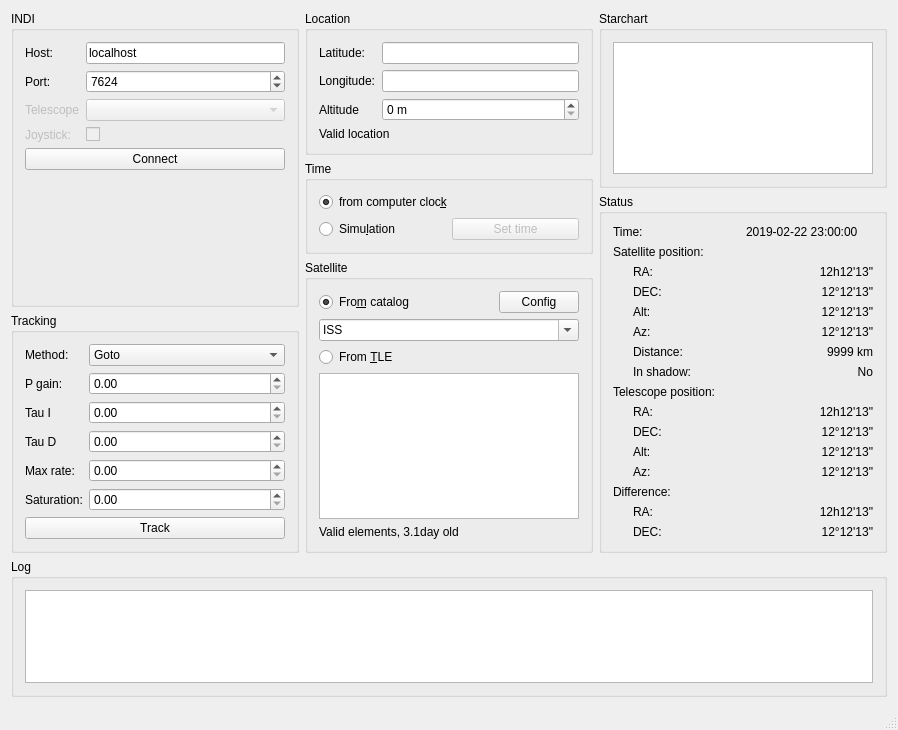
The window that mainwindow.ui (farom57/Orbit-hunter) describes before a commit, drawn with Qt 5.
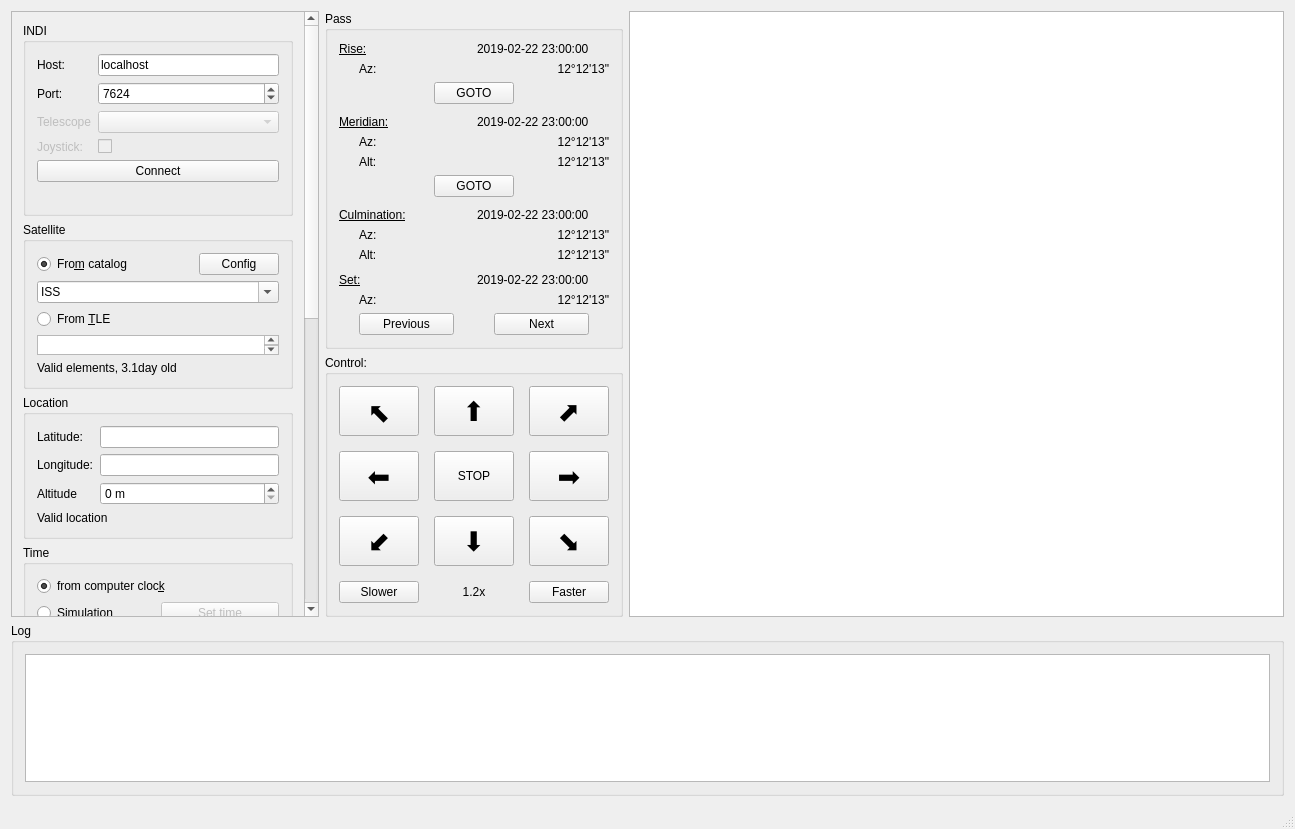
The same window after the commit.

Diff of the .ui file:
```diff
--- a/mainwindow.ui
+++ b/mainwindow.ui
@@ -2,16 +2,19 @@
 <ui version="4.0">
  <class>MainWindow</class>
  <widget class="QMainWindow" name="MainWindow">
+  <property name="enabled">
+   <bool>true</bool>
+  </property>
   <property name="geometry">
    <rect>
     <x>0</x>
     <y>0</y>
-    <width>898</width>
-    <height>730</height>
+    <width>1295</width>
+    <height>829</height>
    </rect>
   </property>
   <property name="sizePolicy">
-   <sizepolicy hsizetype="Preferred" vsizetype="Expanding">
+   <sizepolicy hsizetype="Expanding" vsizetype="Expanding">
     <horstretch>0</horstretch>
     <verstretch>0</verstretch>
    </sizepolicy>
@@ -20,12 +23,34 @@
    <string>Pysattrack</string>
   </property>
   <widget class="QWidget" name="centralWidget">
+   <layout class="QVBoxLayout" name="verticalLayout_8">
+    <item>
+     <layout class="QHBoxLayout" name="horizontalLayout_6">
+      <item>
+       <widget class="QScrollArea" name="scrollArea">
+        <property name="sizePolicy">
+         <sizepolicy hsizetype="Minimum" vsizetype="Expanding">
+          <horstretch>0</horstretch>
+          <verstretch>0</verstretch>
+         </sizepolicy>
+        </property>
+        <property name="horizontalScrollBarPolicy">
+         <enum>Qt::ScrollBarAlwaysOff</enum>
+        </property>
+        <property name="widgetResizable">
+         <bool>true</bool>
+        </property>
+        <widget class="QWidget" name="scrollAreaWidgetContents">
+         <property name="geometry">
+          <rect>
+           <x>0</x>
+           <y>-695</y>
+           <width>341</width>
+           <height>1358</height>
+          </rect>
+         </property>
    <layout class="QVBoxLayout" name="verticalLayout_12">
     <item>
-     <layout class="QHBoxLayout" name="horizontalLayout_4">
-      <item>
-       <layout class="QVBoxLayout" name="verticalLayout_6">
-        <item>
          <widget class="QGroupBox" name="groupBox">
           <property name="title">
            <string>INDI</string>
@@ -119,45 +144,74 @@
              </property>
             </widget>
            </item>
+            </layout>
+           </widget>
+          </item>
            <item>
-            <spacer name="verticalSpacer">
+           <widget class="QGroupBox" name="groupBox_2">
+            <property name="sizePolicy">
+             <sizepolicy hsizetype="Preferred" vsizetype="Preferred">
+              <horstretch>0</horstretch>
+              <verstretch>0</verstretch>
+             </sizepolicy>
+            </property>
+            <property name="title">
+             <string>Satellite</string>
+            </property>
+            <layout class="QVBoxLayout" name="verticalLayout_4">
+             <item>
+              <layout class="QHBoxLayout" name="horizontalLayout">
+               <item>
+                <widget class="QRadioButton" name="catalogSatButton">
+                 <property name="text">
+                  <string>Fro&amp;m catalog</string>
+                 </property>
+                 <property name="checked">
+                  <bool>true</bool>
+                 </property>
+                </widget>
+               </item>
+               <item>
+                <spacer name="horizontalSpacer">
              <property name="orientation">
-              <enum>Qt::Vertical</enum>
+                  <enum>Qt::Horizontal</enum>
              </property>
              <property name="sizeHint" stdset="0">
               <size>
-               <width>20</width>
-               <height>40</height>
+                   <width>40</width>
+                   <height>20</height>
               </size>
              </property>
             </spacer>
            </item>
-          </layout>
-         </widget>
-        </item>
+               <item>
+                <widget class="QPushButton" name="catalogConfigButton">
+                 <property name="text">
+                  <string>Config</string>
+                 </property>
+                </widget>
+               </item>
+              </layout>
+             </item>
         <item>
-         <widget class="QGroupBox" name="groupBox_4">
-          <property name="autoFillBackground">
-           <bool>false</bool>
-          </property>
-          <property name="title">
-           <string>Tracking</string>
-          </property>
-          <layout class="QVBoxLayout" name="verticalLayout_5">
+              <widget class="QComboBox" name="satComboBox">
+               <property name="enabled">
+                <bool>true</bool>
+               </property>
+               <property name="editable">
+                <bool>true</bool>
+               </property>
+               <property name="insertPolicy">
+                <enum>QComboBox::NoInsert</enum>
+               </property>
            <item>
-            <layout class="QFormLayout" name="formLayout_3">
-             <item row="0" column="0">
-              <widget class="QLabel" name="methodLabel">
                <property name="text">
-                <string>Method:</string>
-               </property>
-              </widget>
-             </item>
-             <item row="0" column="1">
-              <widget class="QComboBox" name="trackingComboBox">
+                 <string>ISS</string>
+                </property>
+               </item>
                <item>
                 <property name="text">
-                 <string>Goto</string>
+                 <string>Hubble</string>
                 </property>
                </item>
                <item>
@@ -177,72 +231,45 @@
                </item>
               </widget>
              </item>
-             <item row="1" column="0">
-              <widget class="QLabel" name="pGainLabel">
+             <item>
+              <widget class="QRadioButton" name="tleSatButton">
                <property name="text">
-                <string>P gain:</string>
+                <string>From &amp;TLE</string>
                </property>
               </widget>
              </item>
-             <item row="1" column="1">
-              <widget class="QDoubleSpinBox" name="pGainSpinBox"/>
-             </item>
-             <item row="2" column="0">
-              <widget class="QLabel" name="tauILabel">
-               <property name="text">
-                <string>Tau I</string>
+             <item>
+              <widget class="QPlainTextEdit" name="tleEdit">
+               <property name="enabled">
+                <bool>true</bool>
                </property>
-              </widget>
-             </item>
-             <item row="2" column="1">
-              <widget class="QDoubleSpinBox" name="tauISpinBox"/>
-             </item>
-             <item row="3" column="0">
-              <widget class="QLabel" name="tauDLabel">
-               <property name="text">
-                <string>Tau D</string>
+               <property name="sizePolicy">
+                <sizepolicy hsizetype="Expanding" vsizetype="Expanding">
+                 <horstretch>0</horstretch>
+                 <verstretch>0</verstretch>
+                </sizepolicy>
                </property>
-              </widget>
-             </item>
-             <item row="3" column="1">
-              <widget class="QDoubleSpinBox" name="tauDSpinBox"/>
-             </item>
-             <item row="4" column="0">
-              <widget class="QLabel" name="maxRateLabel">
-               <property name="text">
-                <string>Max rate:</string>
+               <property name="minimumSize">
+                <size>
+                 <width>0</width>
+                 <height>20</height>
+                </size>
                </property>
-              </widget>
-             </item>
-             <item row="5" column="0">
-              <widget class="QLabel" name="saturationLabel">
-               <property name="text">
-                <string>Saturation:</string>
+               <property name="readOnly">
+                <bool>false</bool>
                </property>
               </widget>
              </item>
-             <item row="5" column="1">
-              <widget class="QDoubleSpinBox" name="saturationSpinBox"/>
-             </item>
-             <item row="4" column="1">
-              <widget class="QDoubleSpinBox" name="maxRateSpinBox"/>
-             </item>
-            </layout>
-           </item>
            <item>
-            <widget class="QPushButton" name="trackButton">
+              <widget class="QLabel" name="satLabel">
              <property name="text">
-              <string>Track</string>
+                <string>Valid elements, 3.1day old</string>
              </property>
             </widget>
            </item>
           </layout>
          </widget>
         </item>
-       </layout>
-      </item>
-      <item>
-       <layout class="QVBoxLayout" name="verticalLayout_7">
         <item>
          <widget class="QGroupBox" name="groupBox_3">
           <property name="title">
@@ -341,80 +368,69 @@
          </widget>
         </item>
         <item>
-         <spacer name="verticalSpacer_2">
-          <property name="orientation">
-           <enum>Qt::Vertical</enum>
-          </property>
-          <property name="sizeHint" stdset="0">
-           <size>
-            <width>20</width>
-            <height>40</height>
-           </size>
-          </property>
-         </spacer>
-        </item>
-        <item>
-         <widget class="QGroupBox" name="groupBox_2">
-          <property name="sizePolicy">
-           <sizepolicy hsizetype="Preferred" vsizetype="Preferred">
-            <horstretch>0</horstretch>
-            <verstretch>0</verstretch>
-           </sizepolicy>
+           <widget class="QGroupBox" name="groupBox_4">
+            <property name="autoFillBackground">
+             <bool>false</bool>
           </property>
           <property name="title">
-           <string>Satellite</string>
-          </property>
-          <layout class="QVBoxLayout" name="verticalLayout_4">
+             <string>Tracking</string>
+            </property>
+            <layout class="QVBoxLayout" name="verticalLayout_5">
            <item>
-            <layout class="QHBoxLayout" name="horizontalLayout">
-             <item>
-              <widget class="QRadioButton" name="catalogSatButton">
+              <layout class="QFormLayout" name="formLayout_3">
+               <item row="0" column="0">
+                <widget class="QLabel" name="pGainLabel">
                <property name="text">
-                <string>Fro&amp;m catalog</string>
-               </property>
-               <property name="checked">
-                <bool>true</bool>
+                  <string>P gain:</string>
+                 </property>
+                </widget>
+               </item>
+               <item row="0" column="1">
+                <widget class="QDoubleSpinBox" name="pGainSpinBox"/>
+               </item>
+               <item row="1" column="0">
+                <widget class="QLabel" name="maxRateLabel">
+                 <property name="text">
+                  <string>Max rate:</string>
                </property>
               </widget>
              </item>
-             <item>
-              <spacer name="horizontalSpacer">
-               <property name="orientation">
-                <enum>Qt::Horizontal</enum>
-               </property>
-               <property name="sizeHint" stdset="0">
-                <size>
-                 <width>40</width>
-                 <height>20</height>
-                </size>
-               </property>
-              </spacer>
-             </item>
-             <item>
-              <widget class="QPushButton" name="catalogConfigButton">
+               <item row="1" column="1">
+                <widget class="QDoubleSpinBox" name="maxRateSpinBox"/>
+               </item>
+               <item row="2" column="0">
+                <widget class="QLabel" name="correctionRateLabel">
+                 <property name="text">
+                  <string>Correction rate:</string>
+                 </property>
+                </widget>
+               </item>
+               <item row="2" column="1">
+                <widget class="QDoubleSpinBox" name="correctionRateDoubleSpinBox"/>
+               </item>
+               <item row="4" column="0">
+                <widget class="QLabel" name="joystickLabel">
+                 <property name="text">
+                  <string>Joystick:</string>
+                 </property>
+                </widget>
+               </item>
+               <item row="4" column="1">
+                <widget class="QPushButton" name="pushButton">
                <property name="text">
                 <string>Config</string>
                </property>
               </widget>
              </item>
-            </layout>
-           </item>
-           <item>
-            <widget class="QComboBox" name="satComboBox">
-             <property name="enabled">
-              <bool>true</bool>
-             </property>
-             <property name="editable">
-              <bool>true</bool>
-             </property>
-             <property name="insertPolicy">
-              <enum>QComboBox::NoInsert</enum>
-             </property>
-             <item>
+               <item row="3" column="0">
+                <widget class="QLabel" name="correctionModeLabel">
               <property name="text">
-               <string>ISS</string>
-              </property>
-             </item>
+                  <string>Correction mode:</string>
+                 </property>
+                </widget>
+               </item>
+               <item row="3" column="1">
+                <widget class="QComboBox" name="correctionModeComboBox">
              <item>
               <property name="text">
                <string>Hubble</string>
@@ -427,87 +443,16 @@
              </item>
              <item>
               <property name="text">
-               <string>IRIDIUM 11</string>
-              </property>
-             </item>
-             <item>
-              <property name="text">
-               <string>O3B</string>
-              </property>
-             </item>
-            </widget>
-           </item>
-           <item>
-            <widget class="QRadioButton" name="tleSatButton">
-             <property name="text">
-              <string>From &amp;TLE</string>
-             </property>
-            </widget>
-           </item>
-           <item>
-            <widget class="QPlainTextEdit" name="tleEdit">
-             <property name="enabled">
-              <bool>true</bool>
-             </property>
-             <property name="sizePolicy">
-              <sizepolicy hsizetype="Expanding" vsizetype="Expanding">
-               <horstretch>0</horstretch>
-               <verstretch>0</verstretch>
-              </sizepolicy>
-             </property>
-             <property name="minimumSize">
-              <size>
-               <width>0</width>
-               <height>20</height>
-              </size>
-             </property>
-             <property name="readOnly">
-              <bool>false</bool>
-             </property>
-             <property name="centerOnScroll">
-              <bool>false</bool>
-             </property>
-            </widget>
-           </item>
-           <item>
-            <widget class="QLabel" name="satLabel">
-             <property name="text">
-              <string>Valid elements, 3.1day old</string>
-             </property>
-            </widget>
-           </item>
-          </layout>
-         </widget>
-        </item>
-       </layout>
-      </item>
-      <item>
-       <layout class="QVBoxLayout" name="verticalLayout_10">
-        <item>
-         <widget class="QGroupBox" name="groupBox_6">
-          <property name="title">
-           <string>Starchart</string>
-          </property>
-          <layout class="QVBoxLayout" name="verticalLayout_8">
-           <item>
-            <widget class="QGraphicsView" name="graphicsView"/>
-           </item>
-          </layout>
-         </widget>
-        </item>
-        <item>
-         <spacer name="verticalSpacer_3">
-          <property name="orientation">
-           <enum>Qt::Vertical</enum>
-          </property>
-          <property name="sizeHint" stdset="0">
-           <size>
-            <width>20</width>
-            <height>40</height>
-           </size>
-          </property>
-         </spacer>
-        </item>
+                   <string>On track / Sideway</string>
+                  </property>
+                 </item>
+                </widget>
+               </item>
+              </layout>
+             </item>
+            </layout>
+           </widget>
+          </item>
         <item>
          <widget class="QGroupBox" name="groupBox_7">
           <property name="title">
@@ -544,6 +489,9 @@
              <property name="leftMargin">
               <number>20</number>
              </property>
+               <property name="topMargin">
+                <number>0</number>
+               </property>
              <item row="3" column="1">
               <widget class="QLabel" name="satAzLabel">
                <property name="text">
@@ -782,6 +730,653 @@
          </widget>
         </item>
        </layout>
+        </widget>
+       </widget>
+      </item>
+      <item>
+       <layout class="QVBoxLayout" name="verticalLayout_7">
+        <item>
+         <widget class="QGroupBox" name="groupBox_9">
+          <property name="title">
+           <string>Pass</string>
+          </property>
+          <layout class="QVBoxLayout" name="verticalLayout_6">
+           <item>
+            <layout class="QGridLayout" name="gridLayout_5">
+             <item row="4" column="0">
+              <widget class="QLabel" name="label_3">
+               <property name="font">
+                <font>
+                 <underline>true</underline>
+                </font>
+               </property>
+               <property name="text">
+                <string>Meridian:</string>
+               </property>
+              </widget>
+             </item>
+             <item row="10" column="0">
+              <widget class="QLabel" name="label_14">
+               <property name="text">
+                <string>Az:</string>
+               </property>
+               <property name="indent">
+                <number>20</number>
+               </property>
+              </widget>
+             </item>
+             <item row="4" column="1">
+              <widget class="QLabel" name="meridian_time_lbl">
+               <property name="text">
+                <string>2019-02-22 23:00:00</string>
+               </property>
+              </widget>
+             </item>
+             <item row="1" column="0">
+              <widget class="QLabel" name="label_13">
+               <property name="text">
+                <string>Az:</string>
+               </property>
+               <property name="indent">
+                <number>20</number>
+               </property>
+              </widget>
+             </item>
+             <item row="14" column="1">
+              <widget class="QLabel" name="set_az_lbl">
+               <property name="text">
+                <string>12°12'13&quot;</string>
+               </property>
+               <property name="alignment">
+                <set>Qt::AlignRight|Qt::AlignTrailing|Qt::AlignVCenter</set>
+               </property>
+              </widget>
+             </item>
+             <item row="0" column="0">
+              <widget class="QLabel" name="label">
+               <property name="font">
+                <font>
+                 <underline>true</underline>
+                </font>
+               </property>
+               <property name="text">
+                <string>Rise:</string>
+               </property>
+              </widget>
+             </item>
+             <item row="6" column="1">
+              <widget class="QLabel" name="meridian_alt_lbl">
+               <property name="text">
+                <string>12°12'13&quot;</string>
+               </property>
+               <property name="alignment">
+                <set>Qt::AlignRight|Qt::AlignTrailing|Qt::AlignVCenter</set>
+               </property>
+              </widget>
+             </item>
+             <item row="1" column="1">
+              <widget class="QLabel" name="rise_az_lbl">
+               <property name="text">
+                <string>12°12'13&quot;</string>
+               </property>
+               <property name="alignment">
+                <set>Qt::AlignRight|Qt::AlignTrailing|Qt::AlignVCenter</set>
+               </property>
+              </widget>
+             </item>
+             <item row="9" column="0">
+              <widget class="QLabel" name="label_2">
+               <property name="font">
+                <font>
+                 <underline>true</underline>
+                </font>
+               </property>
+               <property name="text">
+                <string>Culmination:</string>
+               </property>
+              </widget>
+             </item>
+             <item row="5" column="0">
+              <widget class="QLabel" name="label_17">
+               <property name="text">
+                <string>Az:</string>
+               </property>
+               <property name="indent">
+                <number>20</number>
+               </property>
+              </widget>
+             </item>
+             <item row="14" column="0">
+              <widget class="QLabel" name="label_20">
+               <property name="text">
+                <string>Az:</string>
+               </property>
+               <property name="indent">
+                <number>20</number>
+               </property>
+              </widget>
+             </item>
+             <item row="10" column="1">
+              <widget class="QLabel" name="culmination_az_lbl">
+               <property name="text">
+                <string>12°12'13&quot;</string>
+               </property>
+               <property name="alignment">
+                <set>Qt::AlignRight|Qt::AlignTrailing|Qt::AlignVCenter</set>
+               </property>
+              </widget>
+             </item>
+             <item row="5" column="1">
+              <widget class="QLabel" name="meridian_az_lbl">
+               <property name="text">
+                <string>12°12'13&quot;</string>
+               </property>
+               <property name="alignment">
+                <set>Qt::AlignRight|Qt::AlignTrailing|Qt::AlignVCenter</set>
+               </property>
+              </widget>
+             </item>
+             <item row="9" column="1">
+              <widget class="QLabel" name="culmination_time_lbl">
+               <property name="text">
+                <string>2019-02-22 23:00:00</string>
+               </property>
+              </widget>
+             </item>
+             <item row="2" column="0" colspan="2">
+              <layout class="QHBoxLayout" name="horizontalLayout_4">
+               <item>
+                <spacer name="horizontalSpacer_2">
+                 <property name="orientation">
+                  <enum>Qt::Horizontal</enum>
+                 </property>
+                 <property name="sizeHint" stdset="0">
+                  <size>
+                   <width>40</width>
+                   <height>20</height>
+                  </size>
+                 </property>
+                </spacer>
+               </item>
+               <item>
+                <widget class="QPushButton" name="goto_rise_btn">
+                 <property name="enabled">
+                  <bool>true</bool>
+                 </property>
+                 <property name="sizePolicy">
+                  <sizepolicy hsizetype="Maximum" vsizetype="Fixed">
+                   <horstretch>0</horstretch>
+                   <verstretch>0</verstretch>
+                  </sizepolicy>
+                 </property>
+                 <property name="text">
+                  <string>GOTO</string>
+                 </property>
+                </widget>
+               </item>
+               <item>
+                <spacer name="horizontalSpacer_3">
+                 <property name="orientation">
+                  <enum>Qt::Horizontal</enum>
+                 </property>
+                 <property name="sizeHint" stdset="0">
+                  <size>
+                   <width>40</width>
+                   <height>20</height>
+                  </size>
+                 </property>
+                </spacer>
+               </item>
+              </layout>
+             </item>
+             <item row="7" column="0" colspan="2">
+              <layout class="QHBoxLayout" name="horizontalLayout_5">
+               <item>
+                <spacer name="horizontalSpacer_5">
+                 <property name="orientation">
+                  <enum>Qt::Horizontal</enum>
+                 </property>
+                 <property name="sizeHint" stdset="0">
+                  <size>
+                   <width>40</width>
+                   <height>20</height>
+                  </size>
+                 </property>
+                </spacer>
+               </item>
+               <item>
+                <widget class="QPushButton" name="goto_meridian_btn">
+                 <property name="text">
+                  <string>GOTO</string>
+                 </property>
+                </widget>
+               </item>
+               <item>
+                <spacer name="horizontalSpacer_4">
+                 <property name="orientation">
+                  <enum>Qt::Horizontal</enum>
+                 </property>
+                 <property name="sizeHint" stdset="0">
+                  <size>
+                   <width>40</width>
+                   <height>20</height>
+                  </size>
+                 </property>
+                </spacer>
+               </item>
+              </layout>
+             </item>
+             <item row="0" column="1">
+              <widget class="QLabel" name="rise_time_lbl">
+               <property name="text">
+                <string>2019-02-22 23:00:00</string>
+               </property>
+              </widget>
+             </item>
+             <item row="6" column="0">
+              <widget class="QLabel" name="label_18">
+               <property name="text">
+                <string>Alt:</string>
+               </property>
+               <property name="indent">
+                <number>20</number>
+               </property>
+              </widget>
+             </item>
+             <item row="13" column="1">
+              <widget class="QLabel" name="set_time_lbl">
+               <property name="text">
+                <string>2019-02-22 23:00:00</string>
+               </property>
+              </widget>
+             </item>
+             <item row="13" column="0">
+              <widget class="QLabel" name="label_4">
+               <property name="font">
+                <font>
+                 <underline>true</underline>
+                </font>
+               </property>
+               <property name="text">
+                <string>Set:</string>
+               </property>
+              </widget>
+             </item>
+             <item row="11" column="1">
+              <widget class="QLabel" name="culmination_alt_lbl">
+               <property name="text">
+                <string>12°12'13&quot;</string>
+               </property>
+               <property name="alignment">
+                <set>Qt::AlignRight|Qt::AlignTrailing|Qt::AlignVCenter</set>
+               </property>
+              </widget>
+             </item>
+             <item row="12" column="0" colspan="2">
+              <spacer name="verticalSpacer_2">
+               <property name="orientation">
+                <enum>Qt::Vertical</enum>
+               </property>
+               <property name="sizeType">
+                <enum>QSizePolicy::Fixed</enum>
+               </property>
+               <property name="sizeHint" stdset="0">
+                <size>
+                 <width>20</width>
+                 <height>5</height>
+                </size>
+               </property>
+              </spacer>
+             </item>
+             <item row="8" column="0" colspan="2">
+              <spacer name="verticalSpacer">
+               <property name="orientation">
+                <enum>Qt::Vertical</enum>
+               </property>
+               <property name="sizeType">
+                <enum>QSizePolicy::Fixed</enum>
+               </property>
+               <property name="sizeHint" stdset="0">
+                <size>
+                 <width>20</width>
+                 <height>5</height>
+                </size>
+               </property>
+              </spacer>
+             </item>
+             <item row="11" column="0">
+              <widget class="QLabel" name="label_15">
+               <property name="text">
+                <string>Alt:</string>
+               </property>
+               <property name="indent">
+                <number>20</number>
+               </property>
+              </widget>
+             </item>
+             <item row="3" column="0" colspan="2">
+              <spacer name="verticalSpacer_3">
+               <property name="orientation">
+                <enum>Qt::Vertical</enum>
+               </property>
+               <property name="sizeType">
+                <enum>QSizePolicy::Fixed</enum>
+               </property>
+               <property name="sizeHint" stdset="0">
+                <size>
+                 <width>20</width>
+                 <height>5</height>
+                </size>
+               </property>
+              </spacer>
+             </item>
+            </layout>
+           </item>
+           <item>
+            <layout class="QHBoxLayout" name="horizontalLayout_7">
+             <property name="spacing">
+              <number>40</number>
+             </property>
+             <property name="leftMargin">
+              <number>20</number>
+             </property>
+             <property name="topMargin">
+              <number>0</number>
+             </property>
+             <property name="rightMargin">
+              <number>20</number>
+             </property>
+             <property name="bottomMargin">
+              <number>0</number>
+             </property>
+             <item>
+              <widget class="QPushButton" name="prev_pass_btn">
+               <property name="text">
+                <string>Previous</string>
+               </property>
+              </widget>
+             </item>
+             <item>
+              <widget class="QPushButton" name="next_pass_btn">
+               <property name="text">
+                <string>Next</string>
+               </property>
+              </widget>
+             </item>
+            </layout>
+           </item>
+          </layout>
+         </widget>
+        </item>
+        <item>
+         <spacer name="verticalSpacer_4">
+          <property name="orientation">
+           <enum>Qt::Vertical</enum>
+          </property>
+          <property name="sizeHint" stdset="0">
+           <size>
+            <width>20</width>
+            <height>40</height>
+           </size>
+          </property>
+         </spacer>
+        </item>
+        <item>
+         <widget class="QGroupBox" name="groupBox_10">
+          <property name="title">
+           <string>Control:</string>
+          </property>
+          <layout class="QVBoxLayout" name="verticalLayout_13">
+           <item>
+            <layout class="QGridLayout" name="gridLayout_4">
+             <property name="spacing">
+              <number>15</number>
+             </property>
+             <item row="2" column="1">
+              <widget class="QPushButton" name="down_btn">
+               <property name="sizePolicy">
+                <sizepolicy hsizetype="Fixed" vsizetype="Fixed">
+                 <horstretch>0</horstretch>
+                 <verstretch>0</verstretch>
+                </sizepolicy>
+               </property>
+               <property name="minimumSize">
+                <size>
+                 <width>75</width>
+                 <height>50</height>
+                </size>
+               </property>
+               <property name="font">
+                <font>
+                 <pointsize>20</pointsize>
+                </font>
+               </property>
+               <property name="text">
+                <string>⬇</string>
+               </property>
+              </widget>
+             </item>
+             <item row="1" column="1">
+              <widget class="QPushButton" name="center_btn">
+               <property name="sizePolicy">
+                <sizepolicy hsizetype="Fixed" vsizetype="Fixed">
+                 <horstretch>0</horstretch>
+                 <verstretch>0</verstretch>
+                </sizepolicy>
+               </property>
+               <property name="minimumSize">
+                <size>
+                 <width>75</width>
+                 <height>50</height>
+                </size>
+               </property>
+               <property name="text">
+                <string>STOP</string>
+               </property>
+              </widget>
+             </item>
+             <item row="1" column="0">
+              <widget class="QPushButton" name="left_btn">
+               <property name="sizePolicy">
+                <sizepolicy hsizetype="Fixed" vsizetype="Fixed">
+                 <horstretch>0</horstretch>
+                 <verstretch>0</verstretch>
+                </sizepolicy>
+               </property>
+               <property name="minimumSize">
+                <size>
+                 <width>75</width>
+                 <height>50</height>
+                </size>
+               </property>
+               <property name="font">
+                <font>
+                 <pointsize>20</pointsize>
+                </font>
+               </property>
+               <property name="text">
+                <string>⬅</string>
+               </property>
+              </widget>
+             </item>
+             <item row="2" column="0">
+              <widget class="QPushButton" name="down_left_btn">
+               <property name="sizePolicy">
+                <sizepolicy hsizetype="Fixed" vsizetype="Fixed">
+                 <horstretch>0</horstretch>
+                 <verstretch>0</verstretch>
+                </sizepolicy>
+               </property>
+               <property name="minimumSize">
+                <size>
+                 <width>75</width>
+                 <height>50</height>
+                </size>
+               </property>
+               <property name="font">
+                <font>
+                 <pointsize>20</pointsize>
+                </font>
+               </property>
+               <property name="text">
+                <string>⬋</string>
+               </property>
+              </widget>
+             </item>
+             <item row="0" column="2">
+              <widget class="QPushButton" name="up_right_btn">
+               <property name="sizePolicy">
+                <sizepolicy hsizetype="Fixed" vsizetype="Fixed">
+                 <horstretch>0</horstretch>
+                 <verstretch>0</verstretch>
+                </sizepolicy>
+               </property>
+               <property name="minimumSize">
+                <size>
+                 <width>75</width>
+                 <height>50</height>
+                </size>
+               </property>
+               <property name="font">
+                <font>
+                 <pointsize>20</pointsize>
+                </font>
+               </property>
+               <property name="text">
+                <string>⬈</string>
+               </property>
+              </widget>
+             </item>
+             <item row="1" column="2">
+              <widget class="QPushButton" name="right_btn">
+               <property name="sizePolicy">
+                <sizepolicy hsizetype="Fixed" vsizetype="Fixed">
+                 <horstretch>0</horstretch>
+                 <verstretch>0</verstretch>
+                </sizepolicy>
+               </property>
+               <property name="minimumSize">
+                <size>
+                 <width>75</width>
+                 <height>50</height>
+                </size>
+               </property>
+               <property name="font">
+                <font>
+                 <pointsize>20</pointsize>
+                </font>
+               </property>
+               <property name="text">
+                <string>➡</string>
+               </property>
+              </widget>
+             </item>
+             <item row="0" column="1">
+              <widget class="QPushButton" name="up_btn">
+               <property name="sizePolicy">
+                <sizepolicy hsizetype="Fixed" vsizetype="Fixed">
+                 <horstretch>0</horstretch>
+                 <verstretch>0</verstretch>
+                </sizepolicy>
+               </property>
+               <property name="minimumSize">
+                <size>
+                 <width>75</width>
+                 <height>50</height>
+                </size>
+               </property>
+               <property name="font">
+                <font>
+                 <pointsize>20</pointsize>
+                </font>
+               </property>
+               <property name="text">
+                <string>⬆</string>
+               </property>
+              </widget>
+             </item>
+             <item row="0" column="0">
+              <widget class="QPushButton" name="up_left_btn">
+               <property name="sizePolicy">
+                <sizepolicy hsizetype="Fixed" vsizetype="Fixed">
+                 <horstretch>0</horstretch>
+                 <verstretch>0</verstretch>
+                </sizepolicy>
+               </property>
+               <property name="minimumSize">
+                <size>
+                 <width>75</width>
+                 <height>50</height>
+                </size>
+               </property>
+               <property name="font">
+                <font>
+                 <family>aakar</family>
+                 <pointsize>20</pointsize>
+                </font>
+               </property>
+               <property name="text">
+                <string>⬉</string>
+               </property>
+              </widget>
+             </item>
+             <item row="2" column="2">
+              <widget class="QPushButton" name="down_right_btn">
+               <property name="sizePolicy">
+                <sizepolicy hsizetype="Fixed" vsizetype="Fixed">
+                 <horstretch>0</horstretch>
+                 <verstretch>0</verstretch>
+                </sizepolicy>
+               </property>
+               <property name="minimumSize">
+                <size>
+                 <width>75</width>
+                 <height>50</height>
+                </size>
+               </property>
+               <property name="font">
+                <font>
+                 <pointsize>20</pointsize>
+                </font>
+               </property>
+               <property name="text">
+                <string>⬊</string>
+               </property>
+              </widget>
+             </item>
+             <item row="3" column="0">
+              <widget class="QPushButton" name="slow_btn">
+               <property name="text">
+                <string>Slower</string>
+               </property>
+              </widget>
+             </item>
+             <item row="3" column="2">
+              <widget class="QPushButton" name="fast_btn">
+               <property name="text">
+                <string>Faster</string>
+               </property>
+              </widget>
+             </item>
+             <item row="3" column="1">
+              <widget class="QLabel" name="speed_lbl">
+               <property name="text">
+                <string>1.2x</string>
+               </property>
+               <property name="alignment">
+                <set>Qt::AlignCenter</set>
+               </property>
+              </widget>
+             </item>
+            </layout>
+           </item>
+          </layout>
+         </widget>
+        </item>
+       </layout>
+      </item>
+      <item>
+       <widget class="QGraphicsView" name="graphicsView"/>
       </item>
      </layout>
     </item>
@@ -792,7 +1387,11 @@
       </property>
       <layout class="QVBoxLayout" name="verticalLayout_11">
        <item>
-        <widget class="QTextBrowser" name="logBrowser"/>
+        <widget class="QTextBrowser" name="logBrowser">
+         <property name="frameShape">
+          <enum>QFrame::StyledPanel</enum>
+         </property>
+        </widget>
        </item>
       </layout>
      </widget>
```
Left out of the diff: 16 changed lines with no effect on the pictures. Lines whose indentation alone changed are shown as unchanged.
